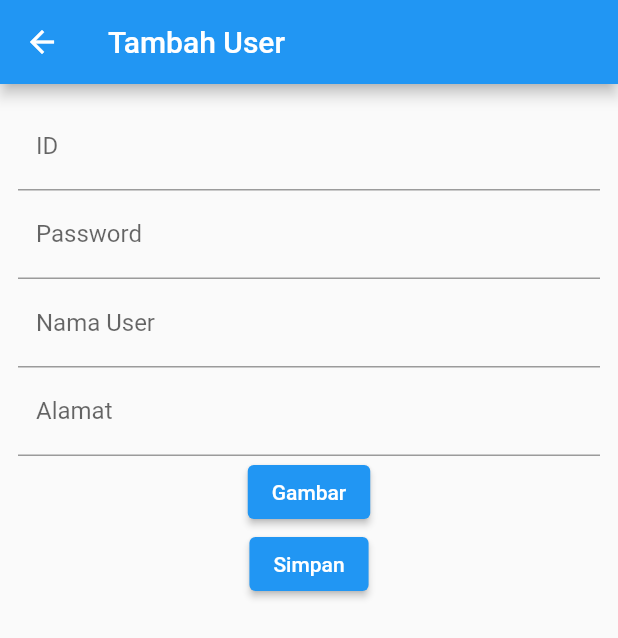
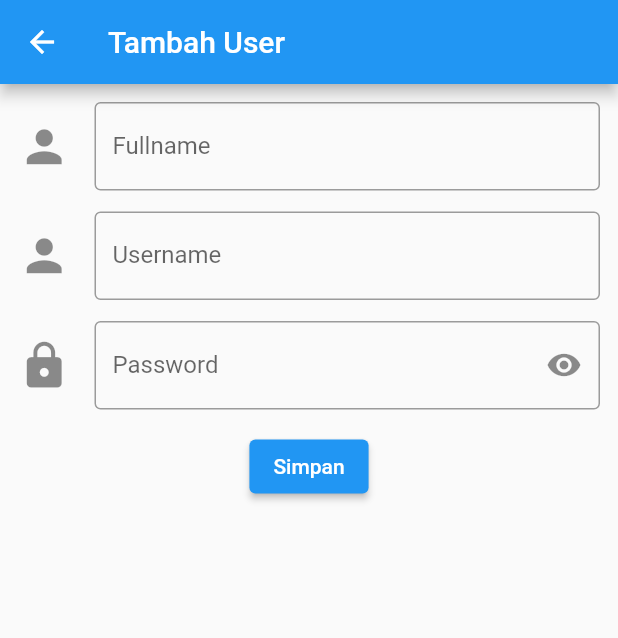
Before and after one commit to angkrnia/escape-master, a Flutter app: the UserForm screen opened directly, on a phone screen of 412 x 824 dp. Shown: the top 638 px of the screen. Run offline on Flutter 3.47's test engine with Material 2 defaults, Android fonts, the phone set to English and light mode, and no system bars; our stand-ins replace fluttertoast, image_picker; network calls fail.

Commit message:
added new integration

```diff
--- a/lib/app.dart
+++ b/lib/app.dart
@@ -15,6 +15,7 @@ import 'screens/User_form.dart';
 import 'screens/category_screen.dart';
 import 'screens/info_screen.dart';
 import 'screens/new_home.dart';
+import 'screens/category/new_category.dart';
 
 class App extends StatelessWidget {
   const App({super.key});
@@ -41,6 +42,7 @@ class App extends StatelessWidget {
         '/userform': (context) => const UserForm(),
         '/category': (context) => const CategoryScreen(),
         '/info': (context) => const InfoScreen(),
+        '/new_category': (context) => const NewCategory(),
       },
     );
   }
--- a/lib/screens/Barang_detail.dart
+++ b/lib/screens/Barang_detail.dart
@@ -28,7 +28,6 @@ class _BarangDetailState extends State<BarangDetail> {
           Text("Nama Menu : ${widget.Nama}"),
           Text("Kategori : ${widget.Kategori}"),
           Text("Harga : ${widget.Harga}")
-
         ],
       ),
     );
--- a/lib/screens/User_form.dart
+++ b/lib/screens/User_form.dart
@@ -1,5 +1,4 @@
 import 'dart:io';
-import 'package:escape/screens/User_detail.dart';
 import 'package:flutter/material.dart';
 import 'package:image_picker/image_picker.dart';
 import 'package:fluttertoast/fluttertoast.dart';
@@ -12,11 +11,10 @@ class UserForm extends StatefulWidget {
 }
 
 class _UserFormState extends State<UserForm> {
-  final _IdTextboxController = TextEditingController();
-  final _NamaTextboxController = TextEditingController();
-  final _AlamatTextboxController = TextEditingController();
-  final _PasswordTextboxController = TextEditingController();
-  XFile? _image;
+  final _fullnameTextboxController = TextEditingController();
+  final _usernameTextboxController = TextEditingController();
+  final _passwordTextboxController = TextEditingController();
+  bool _obsecureText = true;
 
   @override
   Widget build(BuildContext context) {
@@ -28,11 +26,12 @@ class _UserFormState extends State<UserForm> {
         padding: const EdgeInsets.all(12),
         child: Column(
           children: [
-            _textboxId(),
+            _textboxFullname(),
+            const SizedBox(height: 14.0,),
+            _textboxUsername(),
+            const SizedBox(height: 14.0,),
             _textboxPassword(),
-            _textboxNama(),
-            _textboxAlamat(),
-            _tombolUploadFoto(),
+            const SizedBox(height: 14.0,),
             _tombolSimpan(),
           ],
         ),
@@ -40,110 +39,63 @@ class _UserFormState extends State<UserForm> {
     );
   }
 
-  _textboxId() {
+  _textboxPassword() {
     return TextField(
-      decoration: const InputDecoration(
-          labelText: "ID", contentPadding: EdgeInsets.all(12)),
-      controller: _IdTextboxController,
+      obscureText: _obsecureText,
+      controller: _passwordTextboxController,
+      decoration: InputDecoration(
+        icon: const Icon(Icons.lock, size: 35),
+        labelText: 'Password',
+        border: const OutlineInputBorder(),
+        suffixIcon: IconButton(
+          onPressed: () {
+            setState(() {
+              _obsecureText = !_obsecureText;
+            });
+          },
+          icon: Icon(
+            _obsecureText ? Icons.visibility : Icons.visibility_off,
+          ),
+        ),
+      ),
     );
   }
 
-  _textboxPassword() {
+  _textboxUsername() {
     return TextField(
-      obscureText: true,
+      keyboardType: TextInputType.text,
       decoration: const InputDecoration(
-          labelText: "Password", contentPadding: EdgeInsets.all(12)),
-      controller: _PasswordTextboxController,
+        labelText: 'Username',
+        icon: Icon(Icons.person, size: 35),
+        border: OutlineInputBorder(),
+      ),
+      controller: _usernameTextboxController,
     );
   }
 
-  _textboxNama() {
+  _textboxFullname() {
     return TextField(
+      keyboardType: TextInputType.text,
       decoration: const InputDecoration(
-          labelText: "Nama User", contentPadding: EdgeInsets.all(12)),
-      controller: _NamaTextboxController,
-    );
-  }
-
-  _textboxAlamat() {
-    return TextField(
-      decoration: const InputDecoration(
-          labelText: "Alamat", contentPadding: EdgeInsets.all(12)),
-      keyboardType: TextInputType.number,
-      controller: _AlamatTextboxController,
+        labelText: 'Fullname',
+        icon: Icon(Icons.person, size: 35),
+        border: OutlineInputBorder(),
+      ),
+      controller: _fullnameTextboxController,
     );
   }
 
   _tombolSimpan() {
-    return ElevatedButton(
+    return Padding(
+      padding: const EdgeInsets.symmetric(horizontal: 35.0),
+      child: ElevatedButton(
         onPressed: () {
-          if (_IdTextboxController.text.isEmpty ||
-              _NamaTextboxController.text.isEmpty ||
-              _AlamatTextboxController.text.isEmpty) {
-            Fluttertoast.showToast(
-                msg: "Data belum lengkap!",
-                toastLength: Toast.LENGTH_LONG,
-                gravity: ToastGravity.TOP,
-                backgroundColor: Colors.red,
-                textColor: Colors.white);
-            return;
-          }
-
-          if (_IdTextboxController.text.length < 3) {
-            Fluttertoast.showToast(
-                msg: "ID User minimal 3 karakter",
-                toastLength: Toast.LENGTH_LONG,
-                gravity: ToastGravity.TOP,
-                backgroundColor: Colors.red,
-                textColor: Colors.white);
-            return;
-          }
-
-          String ID = _IdTextboxController.text;
-          String Nama = _NamaTextboxController.text;
-          String Alamat = _AlamatTextboxController.text;
-
-          // pindah ke halaman User Detail dan mengirim data
-          Navigator.of(context).push(MaterialPageRoute(
-              builder: (context) => UserDetail(
-                    id: ID,
-                    nama: Nama,
-                    alamat: Alamat,
-                  )));
+          String fullname = _fullnameTextboxController.text;
+          String username = _usernameTextboxController.text;
+          String password = _passwordTextboxController.text;
         },
-        child: const Text('Simpan'));
-  }
-
-  _tombolUploadFoto() {
-    final _picker = ImagePicker();
-    XFile? _image;
-
-    void _getImage() async {
-      final pickedFile = await _picker.pickImage(
-          source: ImageSource.camera); // Mengambil gambar dari galeri
-      // final pickedFile = await _picker.pickImage(source: ImageSource.camera); // Mengambil gambar dari kamera
-      setState(() {
-        _image = pickedFile;
-      });
-    }
-
-    return Column(
-      children: [
-        ElevatedButton(
-          onPressed: _getImage,
-          child: Text('Gambar'),
-        ),
-        if (_image != null)
-          Padding(
-            padding: const EdgeInsets.all(8.0),
-            child: Column(
-              children: [
-                Image.file(File(_image!.path)),
-                Text('Foto yang sudah diupload'),
-              ],
-            ),
-          ),
-      ],
+        child: const Text('Simpan')
+      ),
     );
   }
 }
--- a/lib/screens/new_home.dart
+++ b/lib/screens/new_home.dart
@@ -216,7 +216,6 @@ class _PaymentPageState extends State<PaymentPage> {
           await http.post(uri, headers: headers, body: jsonEncode(body));
 
       if (response.statusCode == 201) {
-        print('Success');
         Fluttertoast.showToast(
             msg: "Order berhasil ditambahkan",
             toastLength: Toast.LENGTH_LONG,
@@ -301,8 +300,8 @@ class _PaymentPageState extends State<PaymentPage> {
               children: [
                 Text('Bayar', style: const TextStyle( fontSize: 16)),
                 Container(
-                  height: 16,
-                  width: 60,
+                  height: 18,
+                  width: 70,
                   child: TextField(
                     controller: _paymentController,
                     keyboardType: TextInputType.number,
```
Also changed, not shown: lib/api/category_service.dart (+0 -18 lines), lib/screens/Home.dart (+6 -6 lines), lib/screens/Transaksi.dart (+98 -19 lines), lib/screens/category/new_category.dart (added, +85 -0 lines), lib/screens/category_screen.dart (+6 -6 lines), lib/screens/login.dart (+22 -39 lines).
